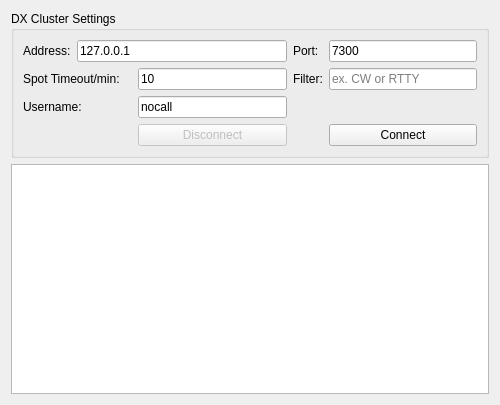
Qt form src/qtgui/dxc_options.ui (gqrx-sdr/gqrx) before a commit.
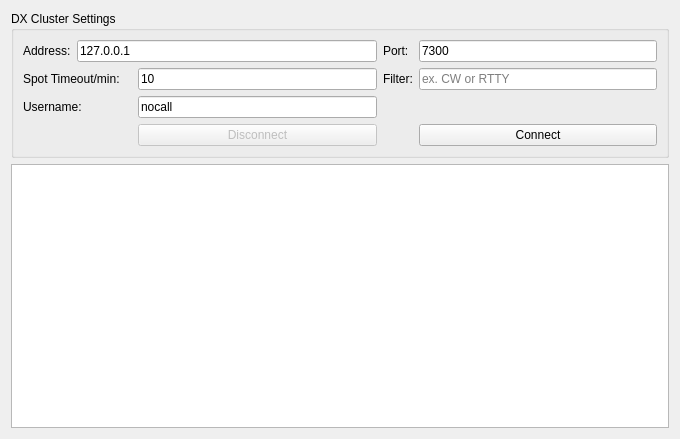
The same form after that commit.

Commit message: Improve DX cluster message display

Patch:
```diff
--- a/src/qtgui/dxc_options.ui
+++ b/src/qtgui/dxc_options.ui
@@ -6,8 +6,8 @@
    <rect>
     <x>0</x>
     <y>0</y>
-    <width>500</width>
-    <height>405</height>
+    <width>680</width>
+    <height>439</height>
    </rect>
   </property>
   <property name="windowTitle">
@@ -138,6 +138,7 @@
     <widget class="QPlainTextEdit" name="plainTextEdit_DXCMonitor">
      <property name="font">
       <font>
+       <family>Monospace</family>
        <pointsize>10</pointsize>
       </font>
      </property>
```
Left out of the diff: 5 changed lines with no effect on the pictures. The commit also changes 1 other file.
